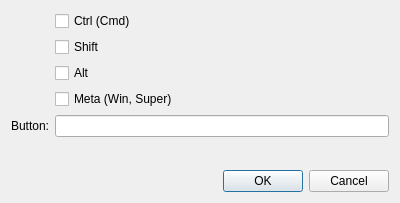
This is designer/settings_shortcut.ui in ijgnd/anki__editor__apply__font_color__background_color__custom_class__custom_style as Qt 5 draws it before an edit. The edited form follows.
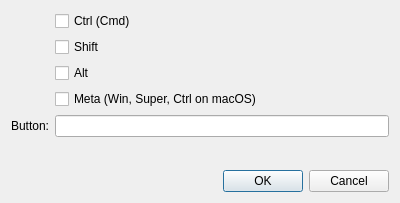
This is the edited form.

Commit message: Add macOS key name

```diff
--- a/designer/settings_shortcut.ui
+++ b/designer/settings_shortcut.ui
@@ -47,7 +47,7 @@
      <item row="3" column="1">
       <widget class="QCheckBox" name="cb_metasuper">
        <property name="text">
-        <string>Meta (Win, Super)</string>
+        <string>Meta (Win, Super, Ctrl on macOS)</string>
        </property>
       </widget>
      </item>
```
